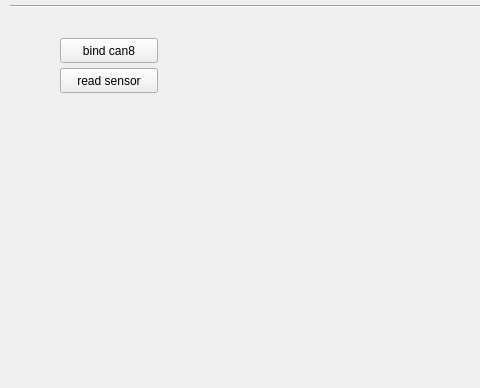
The window that mainwindow.ui (JinW00-Park/RMD_Motor_Wizard) describes before a commit, drawn with Qt 5; both pictures show x 0 to 480 and y 649 to 1037 of the 1068 by 1037 pixel window.
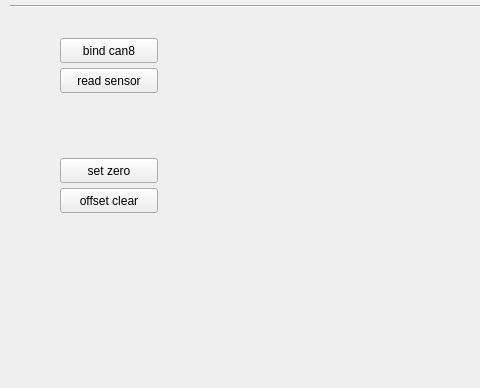
The same window after the commit. Custom widgets are drawn as their Qt base class.

Commit message: Add set zero button

The edit to the form file:
```diff
--- a/mainwindow.ui
+++ b/mainwindow.ui
@@ -368,16 +368,42 @@
    <widget class="QLabel" name="IMG_label">
     <property name="geometry">
      <rect>
-      <x>40</x>
+      <x>80</x>
       <y>740</y>
-      <width>131</width>
-      <height>91</height>
+      <width>51</width>
+      <height>41</height>
      </rect>
     </property>
     <property name="text">
      <string/>
     </property>
    </widget>
+   <widget class="QPushButton" name="Zero_button">
+    <property name="geometry">
+     <rect>
+      <x>60</x>
+      <y>790</y>
+      <width>98</width>
+      <height>25</height>
+     </rect>
+    </property>
+    <property name="text">
+     <string>set zero</string>
+    </property>
+   </widget>
+   <widget class="QPushButton" name="clear_button">
+    <property name="geometry">
+     <rect>
+      <x>60</x>
+      <y>820</y>
+      <width>98</width>
+      <height>25</height>
+     </rect>
+    </property>
+    <property name="text">
+     <string>offset clear</string>
+    </property>
+   </widget>
   </widget>
   <widget class="QMenuBar" name="menuBar">
    <property name="geometry">
```
The commit also changes 2 other files.
